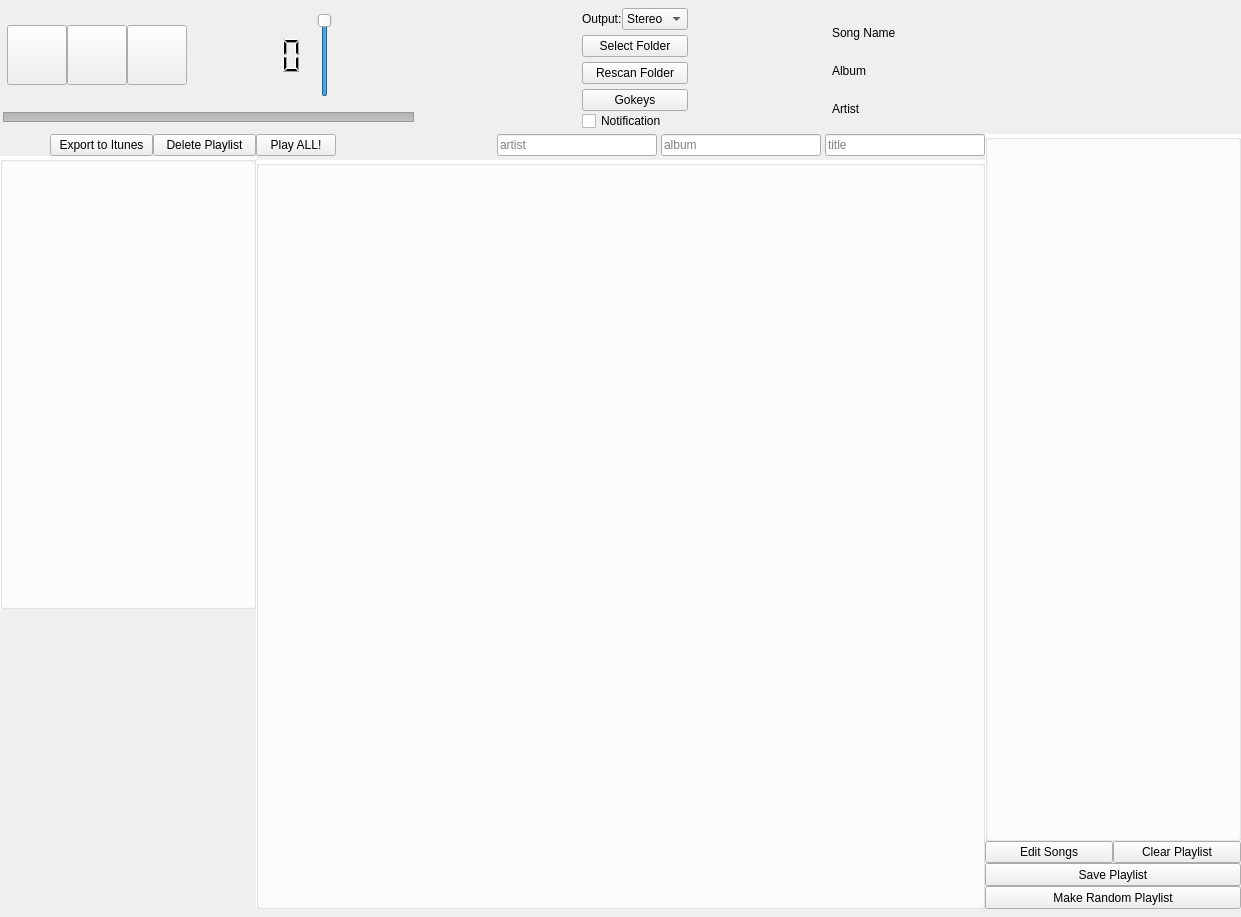
fabiomdiniz/Frey, file main.ui: the form before one commit.
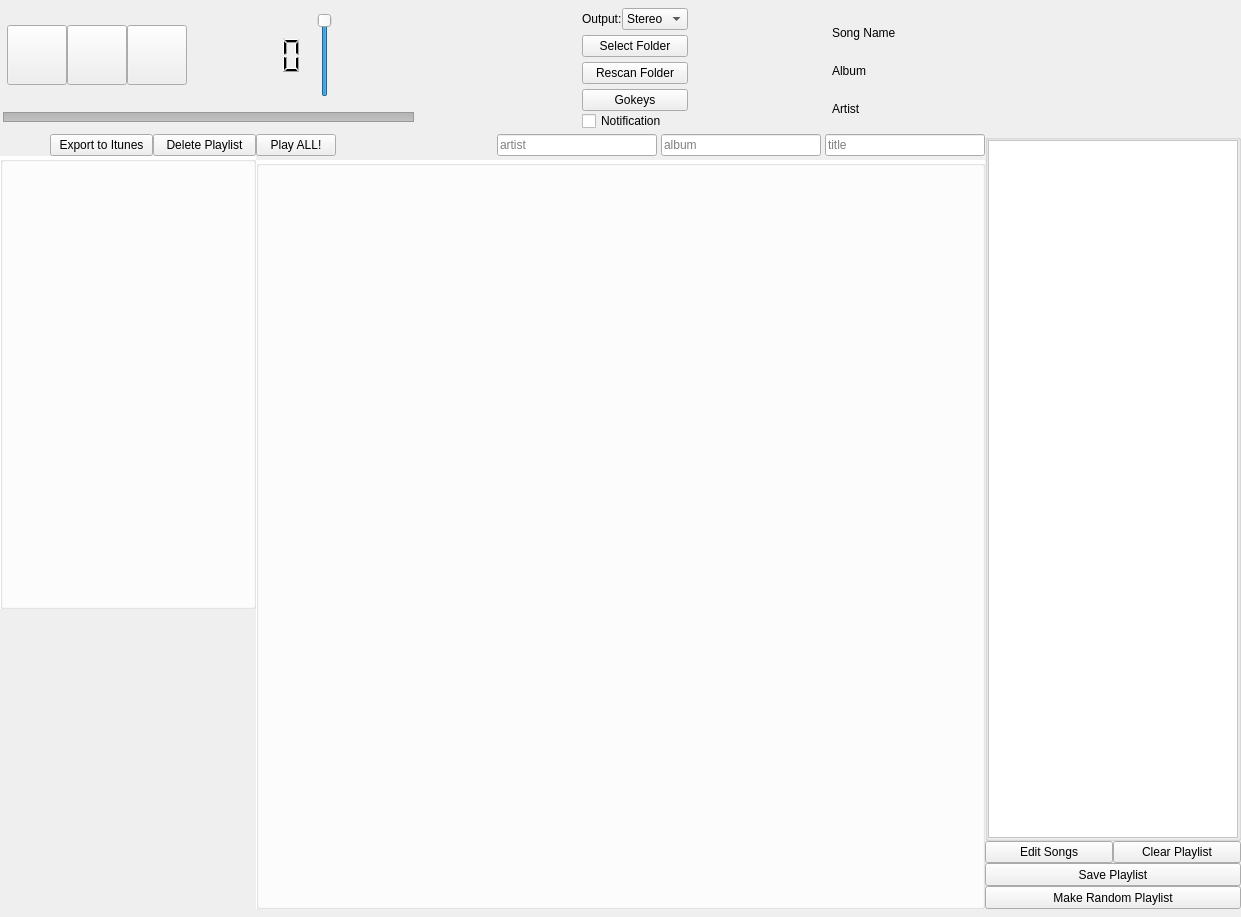
The form after the commit. Icons and pictures are not drawn.

Patch:
```diff
--- a/main.ui
+++ b/main.ui
@@ -1050,12 +1050,7 @@
                </size>
               </property>
               <property name="styleSheet">
-               <string notr="true">QGroupBox {
-background-image: url(:/png/media/dark_koopatrol_small.png);
-background-color: white;
-background-repeat: no-repeat;
-background-position: right bottom;
-}</string>
+               <string notr="true"/>
               </property>
               <property name="title">
                <string/>
@@ -1085,9 +1080,16 @@
                   <bool>true</bool>
                  </property>
                  <property name="styleSheet">
-                  <string notr="true">QListWidget { background-color: rgba(0, 0, 0, 0%); }
+                  <string notr="true">/*QListWidget { background-color: rgba(0, 0, 0, 0%); }
 QListWidget::item { background-color: rgba(255, 255, 255, 40%); }
-QListWidget::item::selected { background-color: rgba(0, 0, 0, 40%); }</string>
+QListWidget::item::selected { background-color: rgba(0, 0, 0, 40%); }*/
+QListWidget {
+background-image: url(:/png/media/dark_koopatrol_small.png);
+background-color: white;
+background-repeat: no-repeat;
+background-position: right bottom;
+background-attachment: fixed;
+}</string>
                  </property>
                  <property name="dragEnabled">
                   <bool>true</bool>
```
